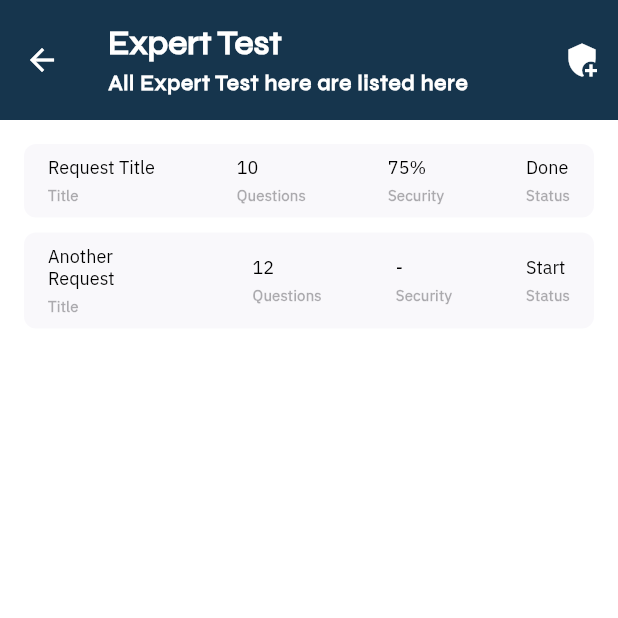
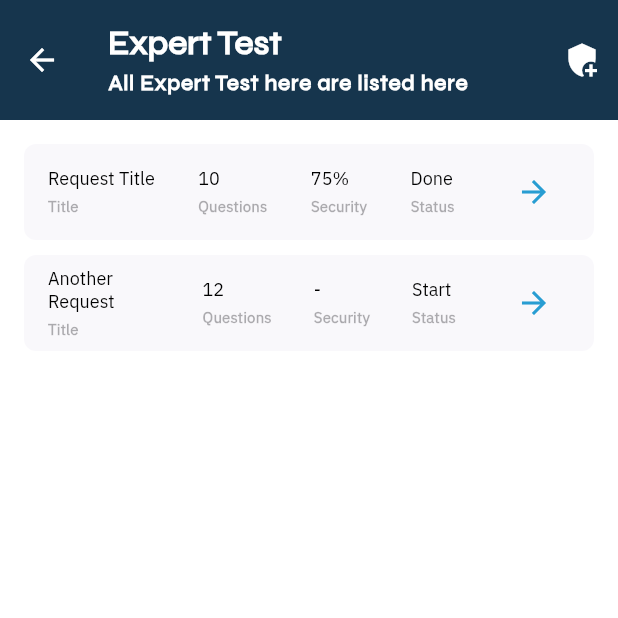
Before and after one commit to yousifdahabra/aegis-ai-app, a Flutter app: the ExpertRequest screen opened directly, on a phone screen of 412 x 824 dp, the top half of it. Run offline on Flutter 3.47's test engine with Material 3 defaults, Android fonts, the phone set to English and light mode, and no system bars; our stand-ins replace animate_do, bloc, dio, equatable, flutter_bloc, flutter_secure_storage and 3 more; accounts and stored records are empty; network calls fail.

Commit message:
App - update CustomRow

```diff
--- a/lib/common_widget/custom_row.dart
+++ b/lib/common_widget/custom_row.dart
@@ -22,13 +22,13 @@ class CustomRow extends StatelessWidget {
           _buildColumn(context, data['questions'] ?? '', "Questions"),
           _buildColumn(context, data['security'] ?? '', "Security"),
           _buildColumn(context, data['status'] ?? '', "Status"),
-          // IconButton(
-          //   icon: Icon(
-          //     Icons.arrow_forward,
-          //     color: AppColors.linksColor,
-          //   ),
-          //   onPressed: () {},
-          // ),
+          IconButton(
+            icon: Icon(
+              Icons.arrow_forward,
+              color: AppColors.linksColor,
+            ),
+            onPressed: () {},
+          ),
         ],
       ),
     );
```
